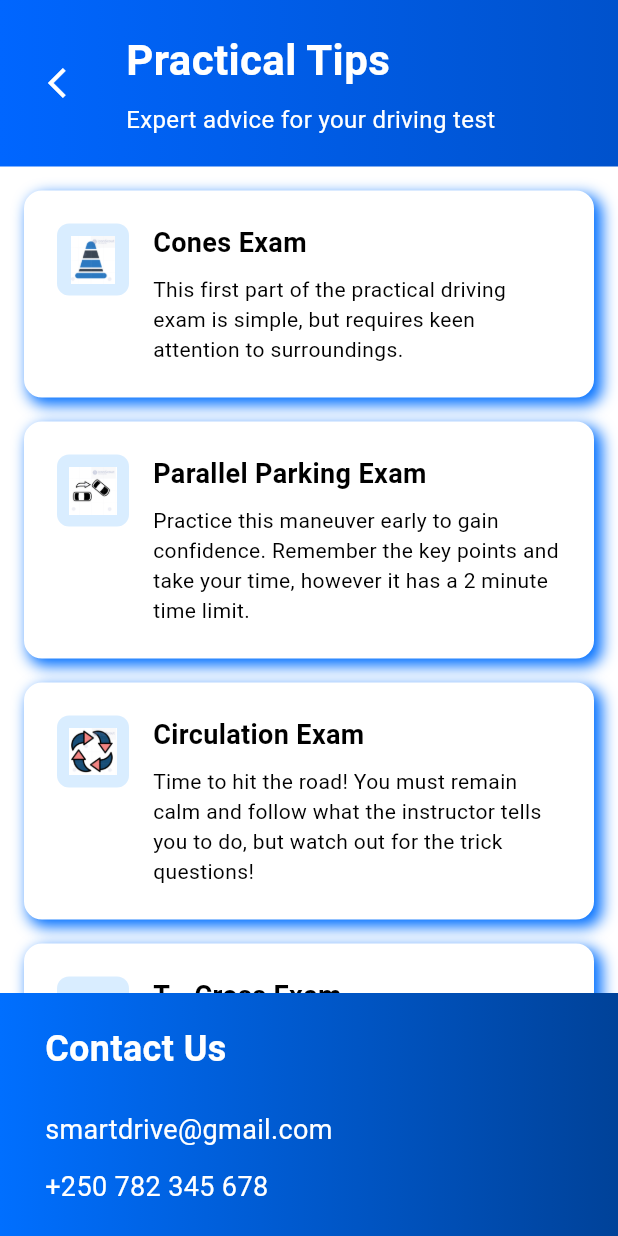
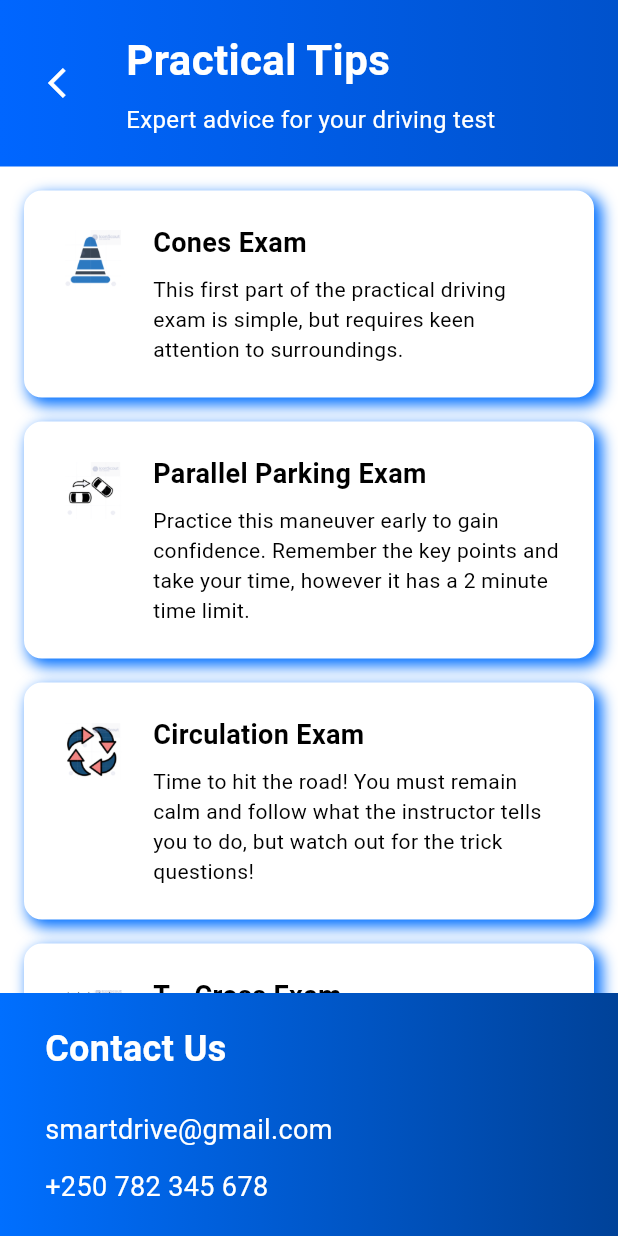
Before and after one commit to Miranics/SmartDrive, a Flutter app: the PracticalTipsPage screen opened directly, on a phone screen of 412 x 824 dp. Run offline on Flutter 3.47's test engine with Material 3 defaults, Android fonts, the phone set to English and light mode, and no system bars; our stand-ins replace file_picker, firebase_auth, firebase_core, google_fonts, supabase_flutter; accounts and stored records are empty; statements that could not run were skipped.

Commit message:
removing paleblue background for icons and adjusting icon size

```diff
--- a/lib/widgets/tips_card_component.dart
+++ b/lib/widgets/tips_card_component.dart
@@ -43,22 +43,19 @@ class TipsCard extends StatelessWidget {
         child: Row(
           crossAxisAlignment: CrossAxisAlignment.start,
           children: [
-            // Blue curved accent on the left
-
 
             // Icon
             Container(
               width: 48,
               height: 48,
               decoration: BoxDecoration(
-                color: AppColors.paleBlue,
                 borderRadius: BorderRadius.circular(8),
               ),
               child: Center(
                 child: Image.asset(
                   iconPath,
-                  width: 32,
-                  height: 32,
+                  width: 38,
+                  height: 40,
                   errorBuilder: (context, error, stackTrace) {
                     return const Icon(
                       Icons.drive_eta,
```
